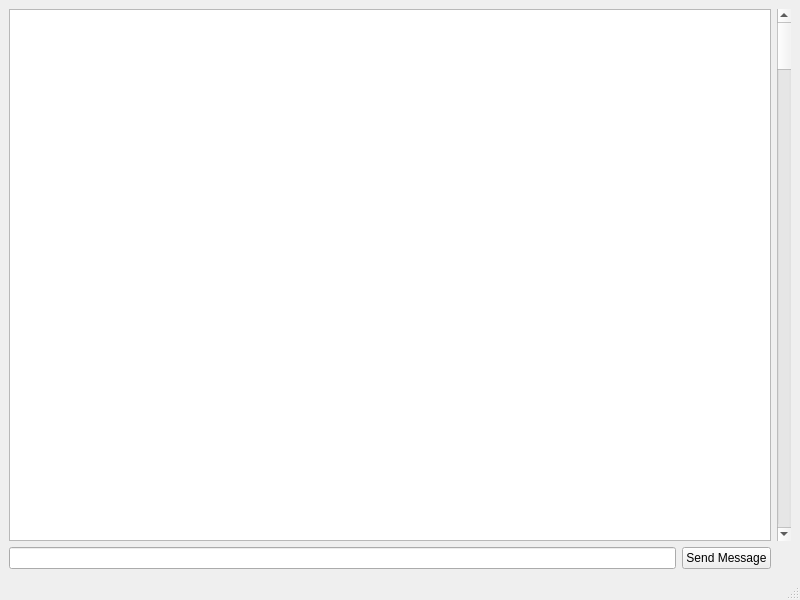
Qt form chat.ui (doubledubba/braveirc) before a commit.
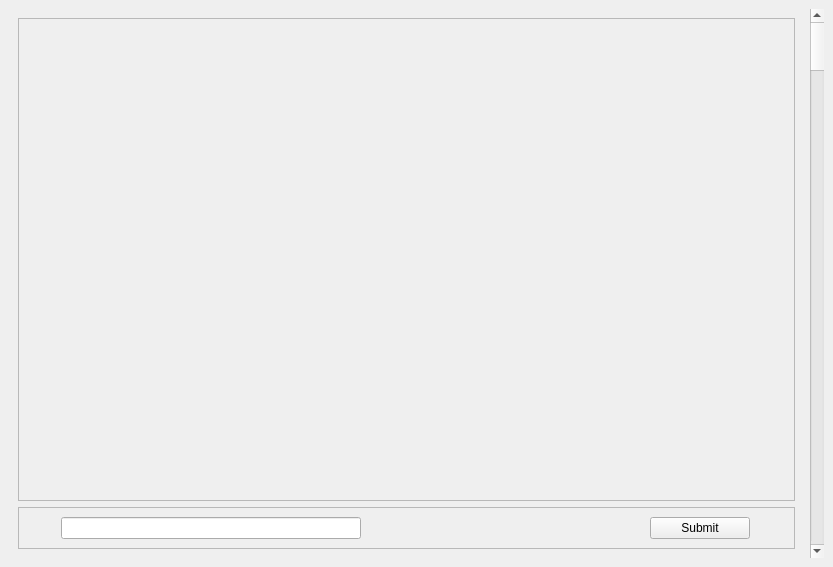
The same form after that commit.

Commit message: PyQT GUI on the way

Patch:
```diff
--- a/chat.ui
+++ b/chat.ui
@@ -6,50 +6,91 @@
    <rect>
     <x>0</x>
     <y>0</y>
-    <width>800</width>
-    <height>600</height>
+    <width>833</width>
+    <height>567</height>
    </rect>
   </property>
   <property name="windowTitle">
    <string>MainWindow</string>
   </property>
   <widget class="QWidget" name="centralwidget">
-   <layout class="QGridLayout" name="gridLayout_5">
-    <item row="0" column="0" colspan="2">
-     <layout class="QGridLayout" name="gridLayout">
-      <item row="0" column="0">
-       <widget class="QTextBrowser" name="textBrowser"/>
-      </item>
-     </layout>
+   <layout class="QHBoxLayout" name="horizontalLayout_2">
+    <item>
+     <widget class="QWidget" name="widget" native="true">
+      <layout class="QVBoxLayout" name="verticalLayout">
+       <item>
+        <widget class="QTextEdit" name="textEdit">
+         <property name="enabled">
+          <bool>false</bool>
+         </property>
+        </widget>
+       </item>
+       <item>
+        <widget class="QFrame" name="frame">
+         <property name="frameShape">
+          <enum>QFrame::StyledPanel</enum>
+         </property>
+         <property name="frameShadow">
+          <enum>QFrame::Raised</enum>
+         </property>
+         <layout class="QHBoxLayout" name="horizontalLayout">
+          <item>
+           <widget class="QLineEdit" name="lineEdit">
+            <property name="sizePolicy">
+             <sizepolicy hsizetype="Maximum" vsizetype="Fixed">
+              <horstretch>0</horstretch>
+              <verstretch>0</verstretch>
+             </sizepolicy>
+            </property>
+            <property name="minimumSize">
+             <size>
+              <width>300</width>
+              <height>0</height>
+             </size>
+            </property>
+           </widget>
+          </item>
+          <item>
+           <spacer name="horizontalSpacer">
+            <property name="orientation">
+             <enum>Qt::Horizontal</enum>
+            </property>
+            <property name="sizeType">
+             <enum>QSizePolicy::Maximum</enum>
+            </property>
+            <property name="sizeHint" stdset="0">
+             <size>
+              <width>250</width>
+              <height>10</height>
+             </size>
+            </property>
+           </spacer>
+          </item>
+          <item>
+           <widget class="QPushButton" name="pushButton">
+            <property name="maximumSize">
+             <size>
+              <width>100</width>
+              <height>80</height>
+             </size>
+            </property>
+            <property name="text">
+             <string>Submit</string>
+            </property>
+           </widget>
+          </item>
+         </layout>
+        </widget>
+       </item>
+      </layout>
+     </widget>
     </item>
-    <item row="0" column="2">
-     <layout class="QGridLayout" name="gridLayout_3">
-      <item row="0" column="0">
-       <widget class="QScrollBar" name="verticalScrollBar">
-        <property name="orientation">
-         <enum>Qt::Vertical</enum>
-        </property>
-       </widget>
-      </item>
-     </layout>
-    </item>
-    <item row="1" column="0">
-     <layout class="QGridLayout" name="gridLayout_2">
-      <item row="0" column="0">
-       <widget class="QLineEdit" name="lineEdit"/>
-      </item>
-     </layout>
-    </item>
-    <item row="1" column="1">
-     <layout class="QGridLayout" name="gridLayout_4">
-      <item row="0" column="0">
-       <widget class="QPushButton" name="pushButton">
-        <property name="text">
-         <string>Send Message</string>
-        </property>
-       </widget>
-      </item>
-     </layout>
+    <item>
+     <widget class="QScrollBar" name="verticalScrollBar">
+      <property name="orientation">
+       <enum>Qt::Vertical</enum>
+      </property>
+     </widget>
     </item>
    </layout>
   </widget>
@@ -63,7 +104,6 @@
     </rect>
    </property>
   </widget>
-  <widget class="QStatusBar" name="statusbar"/>
  </widget>
  <resources/>
  <connections/>
```
Left out of the diff: 28 changed lines with no effect on the pictures. The commit also changes 4 other files.
